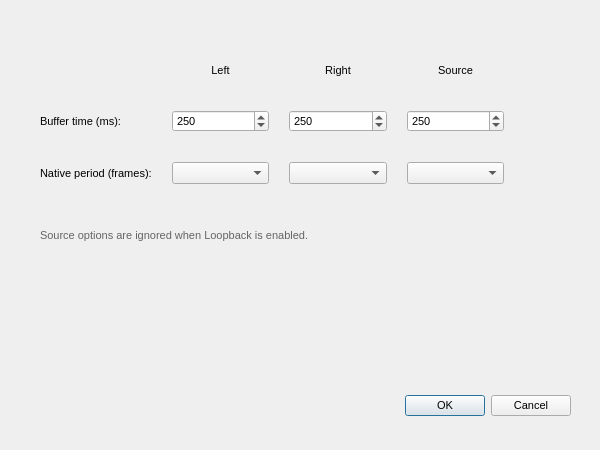
Qt form src/SoundSplitter/integration/app/ui/preferences.ui (handsome-Druid/SoundSplitter) before a commit.
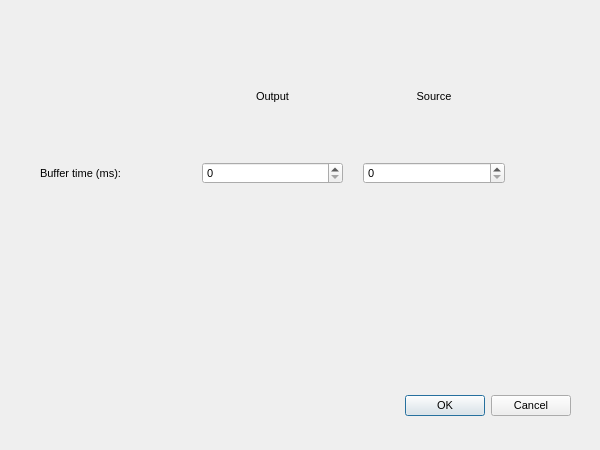
The same form after that commit.

Patch:
```diff
--- a/src/SoundSplitter/integration/app/ui/preferences.ui
+++ b/src/SoundSplitter/integration/app/ui/preferences.ui
@@ -49,7 +49,7 @@
     <rect>
      <x>40</x>
      <y>60</y>
-     <width>464</width>
+     <width>465</width>
      <height>124</height>
     </rect>
    </property>
@@ -60,39 +60,6 @@
     <property name="verticalSpacing">
      <number>30</number>
     </property>
-    <item row="0" column="1">
-     <widget class="QLabel" name="leftLabel">
-      <property name="text">
-       <string>Left</string>
-      </property>
-      <property name="alignment">
-       <set>Qt::AlignmentFlag::AlignCenter</set>
-      </property>
-     </widget>
-    </item>
-    <item row="0" column="2">
-     <widget class="QLabel" name="rightLabel">
-      <property name="text">
-       <string>Right</string>
-      </property>
-      <property name="alignment">
-       <set>Qt::AlignmentFlag::AlignCenter</set>
-      </property>
-     </widget>
-    </item>
-    <item row="0" column="3">
-     <widget class="QLabel" name="sourceLabel">
-      <property name="toolTip">
-       <string>Source options are ignored when Loopback is enabled.</string>
-      </property>
-      <property name="text">
-       <string>Source</string>
-      </property>
-      <property name="alignment">
-       <set>Qt::AlignmentFlag::AlignCenter</set>
-      </property>
-     </widget>
-    </item>
     <item row="1" column="0">
      <widget class="QLabel" name="bufferLabel">
       <property name="text">
@@ -100,33 +67,7 @@
       </property>
      </widget>
     </item>
-    <item row="1" column="1">
-     <widget class="QSpinBox" name="leftBufferSpinBox">
-      <property name="maximum">
-       <number>999</number>
-      </property>
-      <property name="singleStep">
-       <number>10</number>
-      </property>
-      <property name="value">
-       <number>250</number>
-      </property>
-     </widget>
-    </item>
     <item row="1" column="2">
-     <widget class="QSpinBox" name="rightBufferSpinBox">
-      <property name="maximum">
-       <number>999</number>
-      </property>
-      <property name="singleStep">
-       <number>10</number>
-      </property>
-      <property name="value">
-       <number>250</number>
-      </property>
-     </widget>
-    </item>
-    <item row="1" column="3">
      <widget class="QSpinBox" name="sourceBufferSpinBox">
       <property name="maximum">
        <number>999</number>
@@ -135,59 +76,48 @@
        <number>10</number>
       </property>
       <property name="value">
-       <number>250</number>
+       <number>0</number>
       </property>
      </widget>
     </item>
-    <item row="2" column="0">
-     <widget class="QLabel" name="NativePeriodLabel">
+    <item row="0" column="2">
+     <widget class="QLabel" name="sourceLabel">
       <property name="toolTip">
        <string>&lt;span style=&quot;color:red; font-weight:bold;&quot;&gt;⚠ Use with Caution&lt;/span&gt;</string>
       </property>
       <property name="text">
-       <string>Native period (frames):</string>
+       <string>Source</string>
       </property>
-     </widget>
-    </item>
-    <item row="2" column="1">
-     <widget class="QComboBox" name="leftComboBox">
-      <property name="toolTip">
-       <string>Set to -1 to restore the default value.</string>
+      <property name="alignment">
+       <set>Qt::AlignmentFlag::AlignCenter</set>
       </property>
      </widget>
     </item>
-    <item row="2" column="2">
-     <widget class="QComboBox" name="rightComboBox">
-      <property name="toolTip">
-       <string>Set to -1 to restore the default value.</string>
+    <item row="1" column="1">
+     <widget class="QSpinBox" name="outputBufferSpinBox">
+      <property name="maximum">
+       <number>999</number>
       </property>
+      <property name="singleStep">
+       <number>10</number>
+      </property>
+      <property name="value">
+       <number>0</number>
+      </property>
      </widget>
     </item>
-    <item row="2" column="3">
-     <widget class="QComboBox" name="sourceComboBox">
-      <property name="toolTip">
-       <string>Set to -1 to restore the default value.</string>
+    <item row="0" column="1">
+     <widget class="QLabel" name="outputLabel">
+      <property name="text">
+       <string>Output</string>
+      </property>
+      <property name="alignment">
+       <set>Qt::AlignmentFlag::AlignCenter</set>
       </property>
      </widget>
     </item>
    </layout>
   </widget>
-  <widget class="QLabel" name="label">
-   <property name="geometry">
-    <rect>
-     <x>40</x>
-     <y>220</y>
-     <width>391</width>
-     <height>31</height>
-    </rect>
-   </property>
-   <property name="styleSheet">
-    <string notr="true">color: rgb(100, 100, 100)</string>
-   </property>
-   <property name="text">
-    <string>Source options are ignored when Loopback is enabled.</string>
-   </property>
-  </widget>
  </widget>
  <resources/>
  <connections>
```
Left out of the diff: 2 changed lines with no effect on the pictures.
